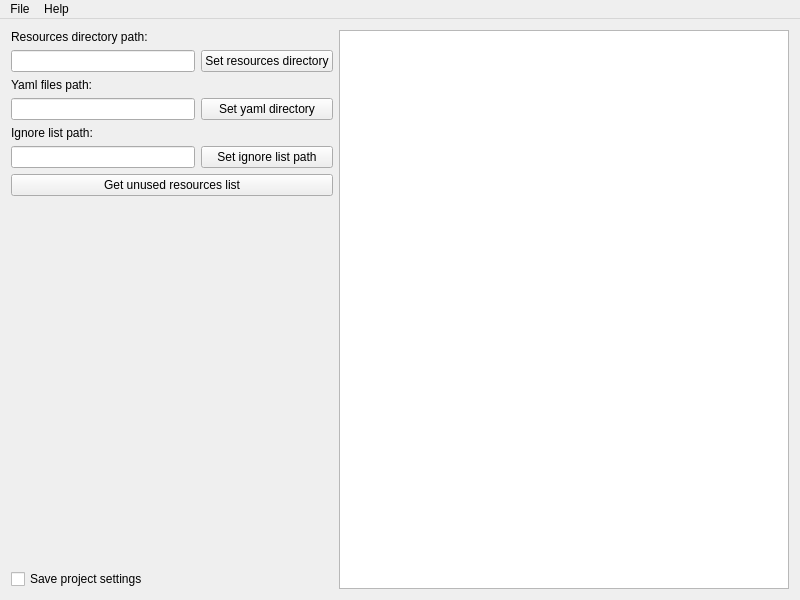
Qt form Tools/ResourceExplorer/UI/mainwindow.ui (reev4eg/dava.framework) before a commit.
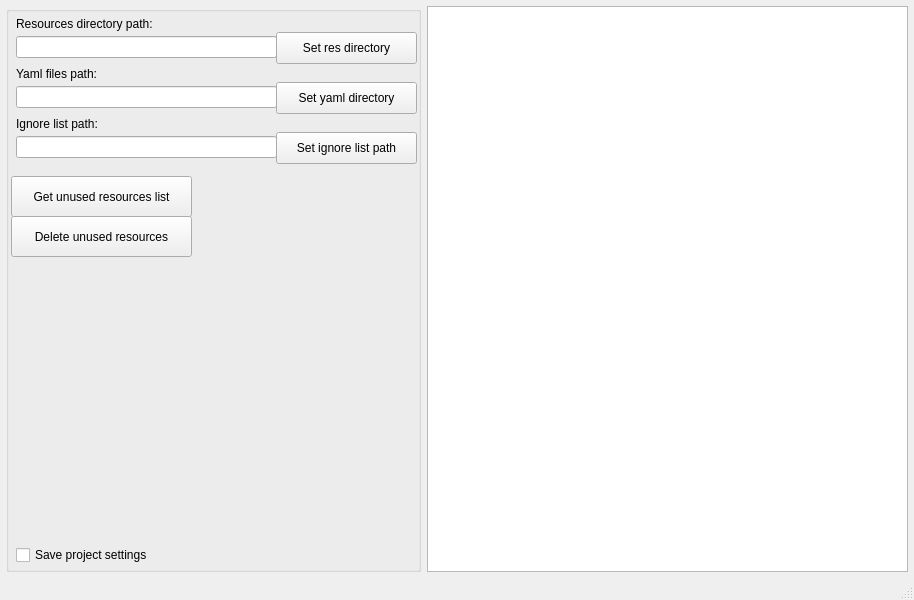
The same form after that commit.

Commit message: Resource Explorer. Final changes. -Fixed MacOS project. -Changed resources extension to "psd" -Fixed UI -Added statusbar

```diff
--- a/Tools/ResourceExplorer/UI/mainwindow.ui
+++ b/Tools/ResourceExplorer/UI/mainwindow.ui
@@ -6,7 +6,7 @@
    <rect>
     <x>0</x>
     <y>0</y>
-    <width>800</width>
+    <width>914</width>
     <height>600</height>
    </rect>
   </property>
@@ -26,106 +26,189 @@
    <string>MainWindow</string>
   </property>
   <widget class="QWidget" name="centralWidget">
-   <layout class="QVBoxLayout" name="verticalLayout_4">
-    <item>
      <layout class="QHBoxLayout" name="horizontalLayout_2">
+    <property name="spacing">
+     <number>6</number>
+    </property>
+    <property name="margin">
+     <number>6</number>
+    </property>
       <item>
-       <layout class="QVBoxLayout" name="verticalLayout">
-        <item>
-         <layout class="QGridLayout" name="gridLayout_2">
-          <item row="0" column="0">
+     <widget class="QGroupBox" name="groupBox">
+      <property name="minimumSize">
+       <size>
+        <width>415</width>
+        <height>0</height>
+       </size>
+      </property>
+      <property name="title">
+       <string/>
+      </property>
            <widget class="QLabel" name="resourcesLabel">
+       <property name="geometry">
+        <rect>
+         <x>10</x>
+         <y>10</y>
+         <width>148</width>
+         <height>16</height>
+        </rect>
+       </property>
             <property name="text">
              <string>Resources directory path:</string>
             </property>
            </widget>
-          </item>
-          <item row="5" column="1">
-           <widget class="QPushButton" name="ignoreButton">
-            <property name="text">
-             <string>Set ignore list path</string>
-            </property>
-           </widget>
-          </item>
-          <item row="3" column="0">
-           <widget class="QLineEdit" name="yamlLineEdit"/>
-          </item>
-          <item row="1" column="0">
-           <widget class="QLineEdit" name="resourcesLineEdit"/>
-          </item>
-          <item row="3" column="1">
-           <widget class="QPushButton" name="yamlButton">
-            <property name="text">
-             <string>Set yaml directory</string>
-            </property>
-           </widget>
-          </item>
-          <item row="5" column="0">
-           <widget class="QLineEdit" name="ignoreLineEdit"/>
-          </item>
-          <item row="1" column="1">
+      <widget class="QLineEdit" name="resourcesLineEdit">
+       <property name="geometry">
+        <rect>
+         <x>10</x>
+         <y>30</y>
+         <width>261</width>
+         <height>22</height>
+        </rect>
+       </property>
+      </widget>
            <widget class="QPushButton" name="resourcesButton">
+       <property name="geometry">
+        <rect>
+         <x>270</x>
+         <y>26</y>
+         <width>141</width>
+         <height>32</height>
+        </rect>
+       </property>
             <property name="text">
-             <string>Set resources directory</string>
-            </property>
-           </widget>
-          </item>
-          <item row="2" column="0">
+        <string>Set res directory</string>
+       </property>
+      </widget>
            <widget class="QLabel" name="yamlLabel">
+       <property name="geometry">
+        <rect>
+         <x>10</x>
+         <y>60</y>
+         <width>88</width>
+         <height>16</height>
+        </rect>
+       </property>
             <property name="text">
              <string>Yaml files path:</string>
             </property>
            </widget>
-          </item>
-          <item row="4" column="0">
+      <widget class="QLineEdit" name="yamlLineEdit">
+       <property name="geometry">
+        <rect>
+         <x>10</x>
+         <y>80</y>
+         <width>261</width>
+         <height>22</height>
+        </rect>
+       </property>
+      </widget>
            <widget class="QLabel" name="ignoreLabel">
+       <property name="geometry">
+        <rect>
+         <x>10</x>
+         <y>110</y>
+         <width>89</width>
+         <height>16</height>
+        </rect>
+       </property>
             <property name="text">
              <string>Ignore list path:</string>
             </property>
            </widget>
-          </item>
-         </layout>
-        </item>
-        <item>
+      <widget class="QLineEdit" name="ignoreLineEdit">
+       <property name="geometry">
+        <rect>
+         <x>10</x>
+         <y>130</y>
+         <width>261</width>
+         <height>22</height>
+        </rect>
+       </property>
+      </widget>
+      <widget class="QPushButton" name="yamlButton">
+       <property name="geometry">
+        <rect>
+         <x>270</x>
+         <y>76</y>
+         <width>141</width>
+         <height>32</height>
+        </rect>
+       </property>
+       <property name="text">
+        <string>Set yaml directory</string>
+       </property>
+      </widget>
+      <widget class="QPushButton" name="ignoreButton">
+       <property name="geometry">
+        <rect>
+         <x>270</x>
+         <y>126</y>
+         <width>141</width>
+         <height>32</height>
+        </rect>
+       </property>
+       <property name="text">
+        <string>Set ignore list path</string>
+       </property>
+      </widget>
          <widget class="QPushButton" name="checkUnusedResourcesButton">
+       <property name="geometry">
+        <rect>
+         <x>5</x>
+         <y>170</y>
+         <width>181</width>
+         <height>41</height>
+        </rect>
+       </property>
           <property name="text">
            <string>Get unused resources list</string>
           </property>
          </widget>
-        </item>
-        <item>
-         <spacer name="verticalSpacer">
-          <property name="orientation">
-           <enum>Qt::Vertical</enum>
-          </property>
-          <property name="sizeHint" stdset="0">
-           <size>
-            <width>20</width>
-            <height>40</height>
-           </size>
-          </property>
-         </spacer>
-        </item>
-        <item>
          <widget class="QCheckBox" name="saveSettingsCheckBox">
+       <property name="geometry">
+        <rect>
+         <x>10</x>
+         <y>540</y>
+         <width>146</width>
+         <height>18</height>
+        </rect>
+       </property>
           <property name="text">
            <string>Save project settings</string>
           </property>
          </widget>
-        </item>
-       </layout>
-      </item>
+      <widget class="QPushButton" name="deleteResourcesButton">
+       <property name="geometry">
+        <rect>
+         <x>5</x>
+         <y>210</y>
+         <width>181</width>
+         <height>41</height>
+        </rect>
+       </property>
+       <property name="text">
+        <string>Delete unused resources</string>
+       </property>
+      </widget>
+     </widget>
+    </item>
+    <item>
+     <layout class="QHBoxLayout" name="horizontalLayout">
+      <property name="spacing">
+       <number>-1</number>
+      </property>
       <item>
        <widget class="QListWidget" name="unusedRecourcesList">
         <property name="minimumSize">
          <size>
-          <width>450</width>
+          <width>420</width>
           <height>0</height>
          </size>
         </property>
         <property name="maximumSize">
          <size>
-          <width>800</width>
+          <width>1080</width>
           <height>16777215</height>
          </size>
         </property>
@@ -135,30 +218,10 @@
     </item>
    </layout>
   </widget>
-  <widget class="QMenuBar" name="menuBar">
-   <property name="geometry">
-    <rect>
-     <x>0</x>
-     <y>0</y>
-     <width>800</width>
-     <height>21</height>
-    </rect>
+  <widget class="QStatusBar" name="statusBar">
+   <property name="accessibleDescription">
+    <string/>
    </property>
-   <widget class="QMenu" name="menuFile">
-    <property name="title">
-     <string>File</string>
-    </property>
-   </widget>
-   <widget class="QMenu" name="menuHelp">
-    <property name="contextMenuPolicy">
-     <enum>Qt::ActionsContextMenu</enum>
-    </property>
-    <property name="title">
-     <string>Help</string>
-    </property>
-   </widget>
-   <addaction name="menuFile"/>
-   <addaction name="menuHelp"/>
   </widget>
  </widget>
  <layoutdefault spacing="6" margin="11"/>
```
Left out of the diff: 4 changed lines with no effect on the pictures. Lines whose indentation alone changed are shown as unchanged. The commit also changes 3 other files.
